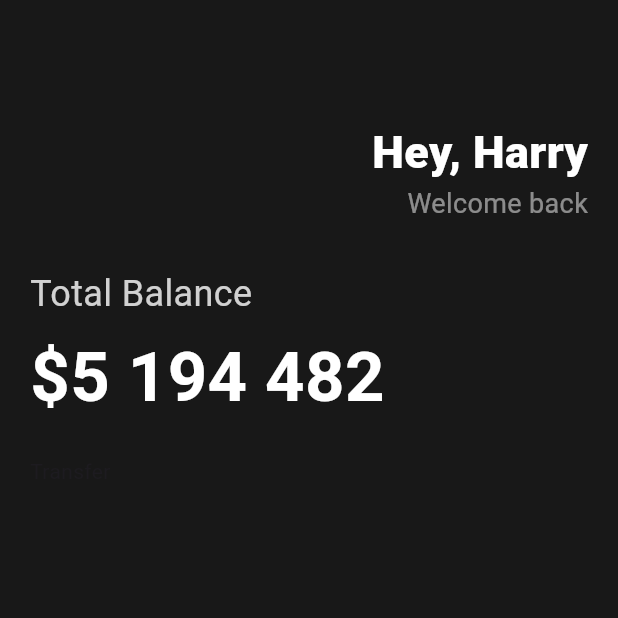
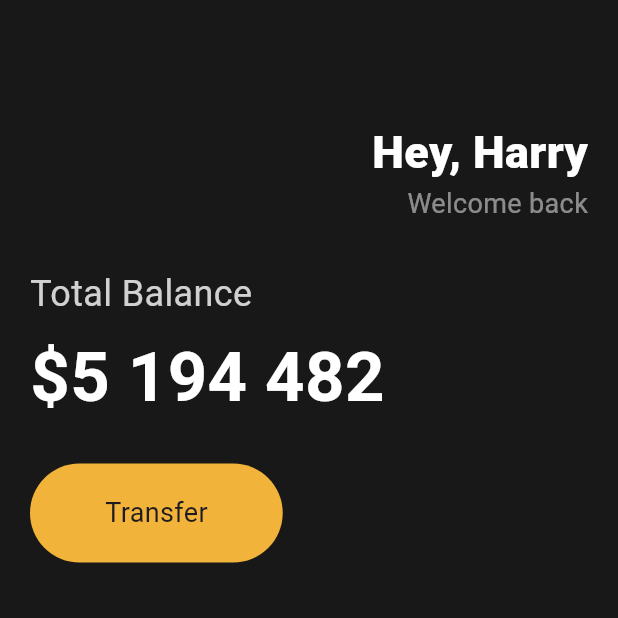
Before and after one commit to thekuhn37/flutter_UI_practice, a Flutter app: the screen it shows after launch, on a phone screen of 412 x 824 dp, the top half of it. Run offline on Flutter 3.47's test engine with Material 3 defaults, Android fonts, the phone set to English and light mode, and no system bars.

Commit message:
2.2 Button Section

```diff
--- a/lib/main.dart
+++ b/lib/main.dart
@@ -77,13 +77,27 @@ class App extends StatelessWidget {
                   ),
                 ),
                 const SizedBox(
-                  height: 20,
+                  height: 25,
                 ),
                 Row(
                   children: [
                     Container(
-                      child: const Text(
-                        'Transfer',
+                      decoration: BoxDecoration(
+                        color: const Color.fromRGBO(241, 179, 58, 1),
+                        borderRadius: BorderRadius.circular(40),
+                      ),
+                      // container : html의 div와 흡사하다.
+                      child: const Padding(
+                        padding: EdgeInsets.symmetric(
+                          vertical: 20,
+                          horizontal: 50,
+                        ),
+                        child: Text(
+                          'Transfer',
+                          style: TextStyle(
+                            fontSize: 18,
+                          ),
+                        ),
                       ),
                     ),
                   ],
```
